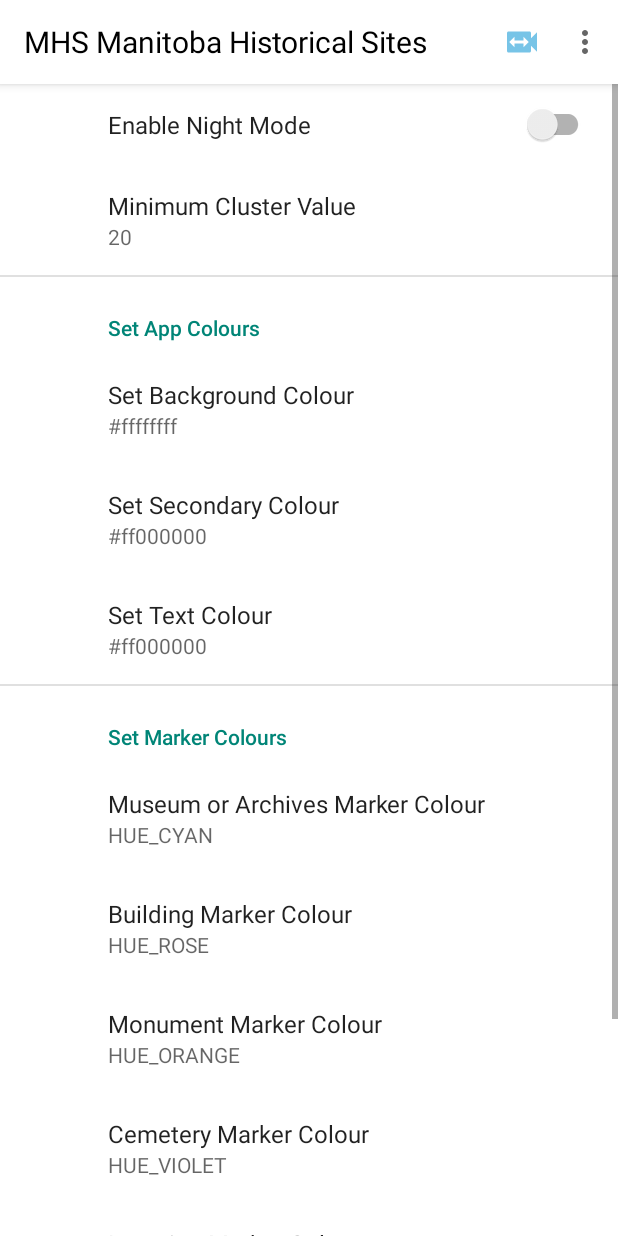
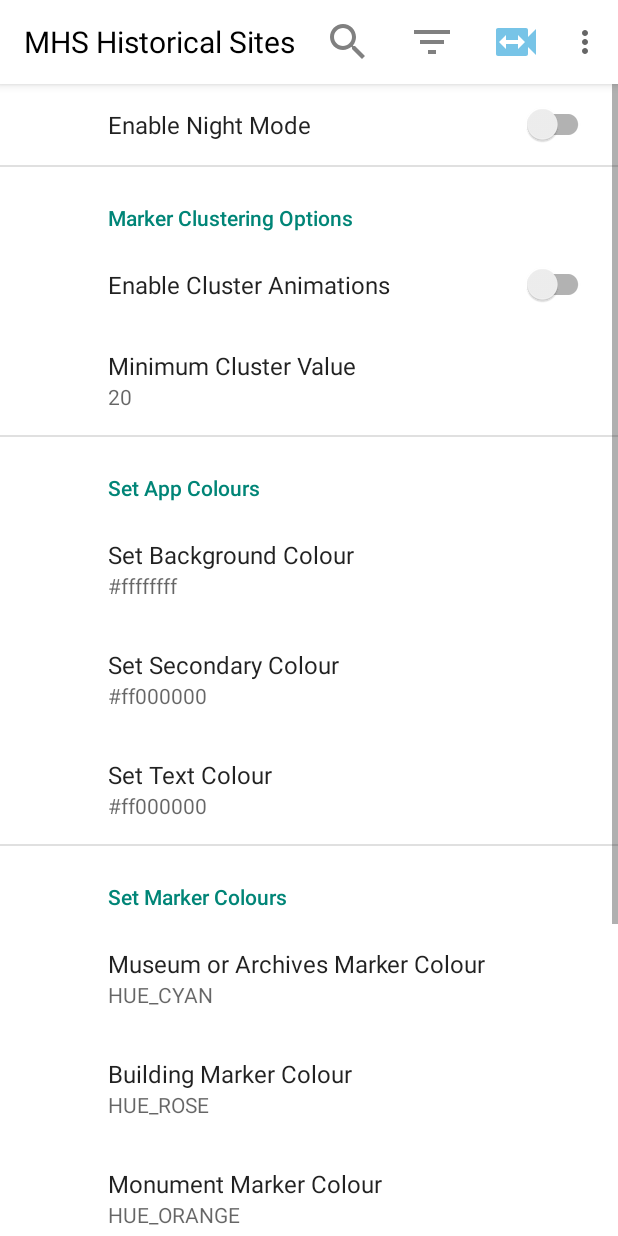
Before and after one commit to ktichon/Android_Manitoba_Historical_Sites, an Android app: the screen it shows after launch (MapsActivity), in the options menu, after a tap on "Settings", on a phone screen of 412 x 824 dp. Run offline under Robolectric (Android 15) with nearby library versions, the phone set to English and light mode, and no system bars; our stand-ins replace Room's generated code, RxJava, androidx.preference; libraries missing offline, so code that uses them is left out: com.google.maps.android, top.defaults.colorpicker; 3 statements that could not run were skipped.

Commit message:
Default markerColour now actually works. Updated the icons to be bigger. Increased the text size of the "Click for more info"

```diff
--- a/app/src/main/java/com/example/MHSmanitobahistoricalsites/MapsActivity.java
+++ b/app/src/main/java/com/example/MHSmanitobahistoricalsites/MapsActivity.java
@@ -104,7 +104,7 @@ public class MapsActivity extends AppCompatActivity
     //Stop app from loading data twice when app is launched
     boolean firstAppLoad = true;
 
-    HashMap<Integer, Float> markerColoursPerType;
+    //HashMap<Integer, Float> markerColoursPerType;
     List<Float> markerColours;
     private ClusterManager<SiteClusterItem> mClusterManager;
 
@@ -136,7 +136,7 @@ public class MapsActivity extends AppCompatActivity
 
 
         allManitobaHistoricalSites = new ArrayList<>();
-        markerColoursPerType = new HashMap<>();
+        //markerColoursPerType = new HashMap<>();
         markerColours = new ArrayList<>();
 
         mToolbar = findViewById(R.id.tbMain);
@@ -505,6 +505,7 @@ public class MapsActivity extends AppCompatActivity
 
             //mClusterManager.setAnimation(false);
             updateClusterManagerRender(Integer.valueOf(prefs.getString(getString(R.string.min_cluster_key), "20")));
+            mClusterManager.setAnimation(prefs.getBoolean(getString(R.string.cluster_animation_key), false));
 
 
             DisplayMetrics metrics = new DisplayMetrics();
@@ -737,6 +738,9 @@ public class MapsActivity extends AppCompatActivity
 
                 } else if (key.equals(getString(R.string.min_cluster_key))) {
                     updateClusterManagerRender(Integer.valueOf(sharedPreferences.getString(key, "20")));
+                } else if (key.equals(getString(R.string.cluster_animation_key))) {
+                    if (mClusterManager != null)
+                        mClusterManager.setAnimation(prefs.getBoolean(getString(R.string.cluster_animation_key), false));
                 }
             }
         }
@@ -819,11 +823,12 @@ public class MapsActivity extends AppCompatActivity
 
         try {
             String [] siteTypes = getResources().getStringArray(R.array.Site_Types);
+            String [] defaultColour = getResources().getStringArray(R.array.Default_Colour_Values);
             markerColours.clear();
-            markerColoursPerType.clear();
+            //markerColoursPerType.clear();
 
             for (String type : siteTypes) {
-                String colour = sharedPreferences.getString(type, getString(R.string.Default_Colour_Value));
+                String colour = sharedPreferences.getString(type, defaultColour[markerColours.size()]);
                 Float colourValue = Float.valueOf(colour);
                 //markerColoursPerType.put(type, colourValue);
                 markerColours.add(colourValue);
--- a/app/src/main/res/drawable/baseline_filter_list_24.xml
+++ b/app/src/main/res/drawable/filter.xml
@@ -1,5 +1,5 @@
-<vector android:alpha="0.5" android:height="24dp" android:tint="#000000"
+<vector android:alpha="0.5" android:height="50dp" android:tint="#000000"
     android:viewportHeight="24" android:viewportWidth="24"
-    android:width="24dp" xmlns:android="http://schemas.android.com/apk/res/android">
+    android:width="50dp" xmlns:android="http://schemas.android.com/apk/res/android">
     <path android:fillColor="@android:color/white" android:pathData="M10,18h4v-2h-4v2zM3,6v2h18L21,6L3,6zM6,13h12v-2L6,11v2z"/>
 </vector>
--- a/app/src/main/res/drawable/ic_camera_follow.xml
+++ b/app/src/main/res/drawable/ic_camera_follow.xml
@@ -1,6 +1,6 @@
-<vector android:height="24dp" android:tint="#77C4E7"
+<vector android:height="50dp" android:tint="#77C4E7"
     android:viewportHeight="24" android:viewportWidth="24"
-    android:width="24dp" xmlns:android="http://schemas.android.com/apk/res/android"
+    android:width="50dp" xmlns:android="http://schemas.android.com/apk/res/android"
     >
     <path android:fillColor="@android:color/white" android:pathData="M18,9.5L18,6c0,-0.55 -0.45,-1 -1,-1L3,5c-0.55,0 -1,0.45 -1,1v12c0,0.55 0.45,1 1,1h14c0.55,0 1,-0.45 1,-1v-3.5l4,4v-13l-4,4zM13,15.5L13,13L7,13v2.5L3.5,12 7,8.5L7,11h6L13,8.5l3.5,3.5 -3.5,3.5z"/>
 </vector>
--- a/app/src/main/res/drawable/ic_camera_not_follow.xml
+++ b/app/src/main/res/drawable/ic_camera_not_follow.xml
@@ -1,5 +1,5 @@
-<vector android:alpha="0.6" android:height="24dp" android:tint="#77C4E7"
+<vector android:alpha="0.6" android:height="50dp" android:tint="#77C4E7"
     android:viewportHeight="24" android:viewportWidth="24"
-    android:width="24dp" xmlns:android="http://schemas.android.com/apk/res/android">
+    android:width="50dp" xmlns:android="http://schemas.android.com/apk/res/android">
     <path android:fillColor="@android:color/white" android:pathData="M18,9.5L18,6c0,-0.55 -0.45,-1 -1,-1L3,5c-0.55,0 -1,0.45 -1,1v12c0,0.55 0.45,1 1,1h14c0.55,0 1,-0.45 1,-1v-3.5l4,4v-13l-4,4zM13,15.5L13,13L7,13v2.5L3.5,12 7,8.5L7,11h6L13,8.5l3.5,3.5 -3.5,3.5z"/>
 </vector>
--- /dev/null
+++ b/app/src/main/res/drawable/info.xml
@@ -0,0 +1,5 @@
+<vector android:alpha="0.5" android:height="50dp" android:tint="#000000"
+    android:viewportHeight="24" android:viewportWidth="24"
+    android:width="50dp" xmlns:android="http://schemas.android.com/apk/res/android">
+    <path android:fillColor="@android:color/white" android:pathData="M11,7h2v2h-2V7zM11,11h2v6h-2V11zM12,2C6.48,2 2,6.48 2,12s4.48,10 10,10s10,-4.48 10,-10S17.52,2 12,2zM12,20c-4.41,0 -8,-3.59 -8,-8s3.59,-8 8,-8s8,3.59 8,8S16.41,20 12,20z"/>
+</vector>
--- a/app/src/main/res/drawable/search.xml
+++ b/app/src/main/res/drawable/search.xml
@@ -1,5 +1,5 @@
-<vector android:alpha="0.5" android:height="24dp" android:tint="#000000"
+<vector android:alpha="0.5" android:height="50dp" android:tint="#000000"
     android:viewportHeight="24" android:viewportWidth="24"
-    android:width="24dp" xmlns:android="http://schemas.android.com/apk/res/android">
+    android:width="50dp" xmlns:android="http://schemas.android.com/apk/res/android">
     <path android:fillColor="@android:color/white" android:pathData="M15.5,14h-0.79l-0.28,-0.27C15.41,12.59 16,11.11 16,9.5 16,5.91 13.09,3 9.5,3S3,5.91 3,9.5 5.91,16 9.5,16c1.61,0 3.09,-0.59 4.23,-1.57l0.27,0.28v0.79l5,4.99L20.49,19l-4.99,-5zM9.5,14C7.01,14 5,11.99 5,9.5S7.01,5 9.5,5 14,7.01 14,9.5 11.99,14 9.5,14z"/>
 </vector>
--- /dev/null
+++ b/app/src/main/res/drawable/settings.xml
@@ -0,0 +1,5 @@
+<vector android:alpha="0.5" android:height="50dp" android:tint="#000000"
+    android:viewportHeight="24" android:viewportWidth="24"
+    android:width="50dp" xmlns:android="http://schemas.android.com/apk/res/android">
+    <path android:fillColor="@android:color/white" android:pathData="M19.14,12.94c0.04,-0.3 0.06,-0.61 0.06,-0.94c0,-0.32 -0.02,-0.64 -0.07,-0.94l2.03,-1.58c0.18,-0.14 0.23,-0.41 0.12,-0.61l-1.92,-3.32c-0.12,-0.22 -0.37,-0.29 -0.59,-0.22l-2.39,0.96c-0.5,-0.38 -1.03,-0.7 -1.62,-0.94L14.4,2.81c-0.04,-0.24 -0.24,-0.41 -0.48,-0.41h-3.84c-0.24,0 -0.43,0.17 -0.47,0.41L9.25,5.35C8.66,5.59 8.12,5.92 7.63,6.29L5.24,5.33c-0.22,-0.08 -0.47,0 -0.59,0.22L2.74,8.87C2.62,9.08 2.66,9.34 2.86,9.48l2.03,1.58C4.84,11.36 4.8,11.69 4.8,12s0.02,0.64 0.07,0.94l-2.03,1.58c-0.18,0.14 -0.23,0.41 -0.12,0.61l1.92,3.32c0.12,0.22 0.37,0.29 0.59,0.22l2.39,-0.96c0.5,0.38 1.03,0.7 1.62,0.94l0.36,2.54c0.05,0.24 0.24,0.41 0.48,0.41h3.84c0.24,0 0.44,-0.17 0.47,-0.41l0.36,-2.54c0.59,-0.24 1.13,-0.56 1.62,-0.94l2.39,0.96c0.22,0.08 0.47,0 0.59,-0.22l1.92,-3.32c0.12,-0.22 0.07,-0.47 -0.12,-0.61L19.14,12.94zM12,15.6c-1.98,0 -3.6,-1.62 -3.6,-3.6s1.62,-3.6 3.6,-3.6s3.6,1.62 3.6,3.6S13.98,15.6 12,15.6z"/>
+</vector>
--- a/app/src/main/res/layout/historical_site_details_fragment.xml
+++ b/app/src/main/res/layout/historical_site_details_fragment.xml
@@ -54,8 +54,8 @@
 
                     <androidx.appcompat.widget.AppCompatButton
                         android:id="@+id/btnClose"
-                        android:layout_width="40dp"
-                        android:layout_height="40dp"
+                        android:layout_width="48dp"
+                        android:layout_height="48dp"
 
                         android:background="@drawable/close_button"
                         android:contentDescription="Close Current Site"
@@ -114,7 +114,8 @@
                         android:layout_gravity="center"
                         android:textAlignment="center"
                         android:text="@string/show_more"
-                        style="@style/mainText"
+                        style="@style/titleText"
+                        android:textStyle="normal"
                         android:layout_margin="5dp"
                         android:textIsSelectable="false"
                         app:drawableEndCompat="@drawable/arrow_up" />
--- a/app/src/main/res/menu/menu.xml
+++ b/app/src/main/res/menu/menu.xml
@@ -1,6 +1,18 @@
 <?xml version="1.0" encoding="utf-8"?>
 <menu xmlns:app="http://schemas.android.com/apk/res-auto"
     xmlns:android="http://schemas.android.com/apk/res/android">
+    <item
+        android:id="@+id/itSearch"
+        android:title="Search"
+        android:icon="@drawable/search"
+        app:showAsAction="always"
+        />
+    <item
+        android:id="@+id/itFilters"
+        android:title="Filters"
+        android:icon="@drawable/filter"
+        app:showAsAction="always"
+        />
     <item
         android:id="@+id/itFollowCamera"
         android:title="Camera"
@@ -9,22 +21,14 @@
     <item
         android:id="@+id/itAbout"
         android:title="About"
-
-        />
+        android:icon="@drawable/info"
 
 
-    <item
-        android:id="@+id/itFilters"
-        android:title="Filters"
-        android:icon="@drawable/baseline_filter_list_24"
-        />
-
-    <item
-        android:id="@+id/itSearch"
-        android:title="Search"
-        android:icon="@drawable/search"
         />
     <item
         android:id="@+id/itSettings"
-        android:title="Settings"/>
+        android:title="Settings"
+        android:icon="@drawable/settings"
+
+        />
 </menu>
--- a/app/src/main/res/values/arrays.xml
+++ b/app/src/main/res/values/arrays.xml
@@ -45,4 +45,15 @@
         <item>270.0</item>
         <item>60.0</item>
     </string-array>
+
+
+    <string-array name="Default_Colour_Values">
+        <item>0.0</item>
+        <item>180.0</item>
+        <item>330.0</item>
+        <item>30.0</item>
+        <item>270.0</item>
+        <item>120.0</item>
+        <item>60.0</item>
+    </string-array>
 </resources>
--- a/app/src/main/res/values/strings.xml
+++ b/app/src/main/res/values/strings.xml
@@ -3,7 +3,7 @@
     <!-- String Display Text -->
 
     <!-- Main Display Text -->
-    <string name="app_name">MHS Manitoba Historical Sites</string>
+    <string name="app_name">MHS Historical Sites</string>
     <string name="title_activity_maps">MHS Manitoba Historical Sites</string>
 
     <!-- Historic Site Details Display Text -->
@@ -53,6 +53,7 @@
     <string name="text_colour_key">text_colour_key</string>
     <string name="update_marker_key">update_marker_key</string>
     <string name="min_cluster_key">min_cluster_key</string>
+    <string name="cluster_animation_key">cluster_animation_key</string>
 
 
     <!-- Default maker colour (red) -->
--- a/app/src/main/res/xml/preferences.xml
+++ b/app/src/main/res/xml/preferences.xml
@@ -7,14 +7,24 @@
         app:defaultValue="false"/>
 
 
+    <PreferenceCategory
+        app:key="clustering"
+        app:title="Marker Clustering Options">
 
-    <EditTextPreference
-        app:key="min_cluster_key"
-        app:title="Minimum Cluster Value"
-        android:inputType="number"
-        android:defaultValue="20"
+        <SwitchPreferenceCompat
+            app:key="cluster_animation_key"
+            app:title="Enable Cluster Animations"
+            app:defaultValue="false"/>
 
-        />
+        <EditTextPreference
+            app:key="min_cluster_key"
+            app:title="Minimum Cluster Value"
+            android:inputType="number"
+            android:defaultValue="20"
+            />
+    </PreferenceCategory>
+
+
 
     <PreferenceCategory
         app:key="set_colours"
```
